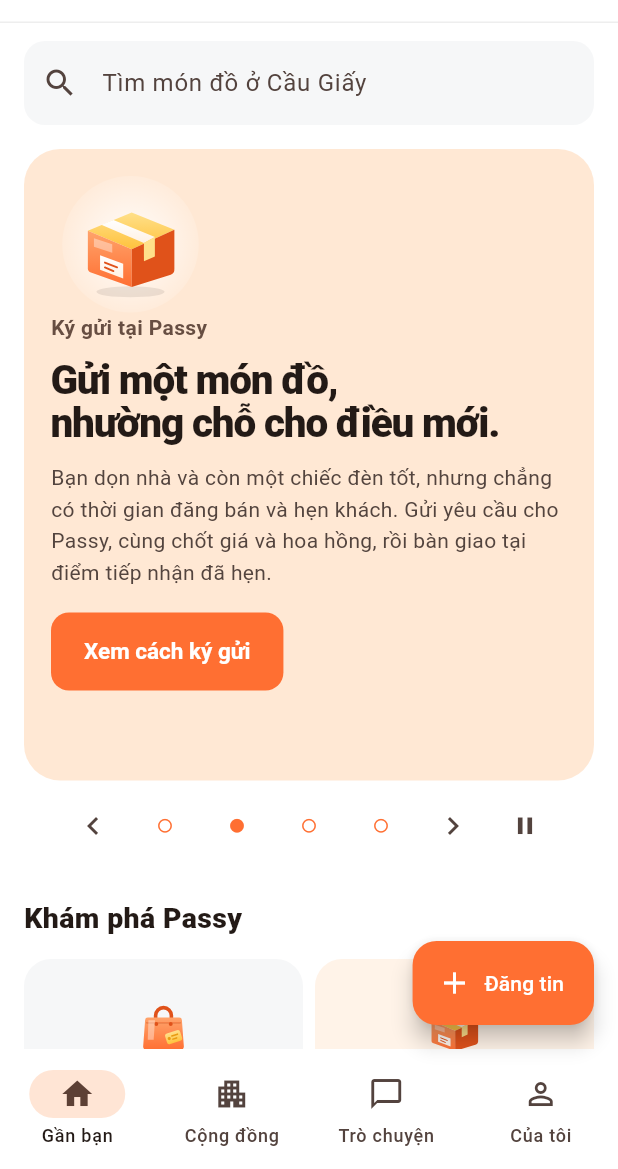
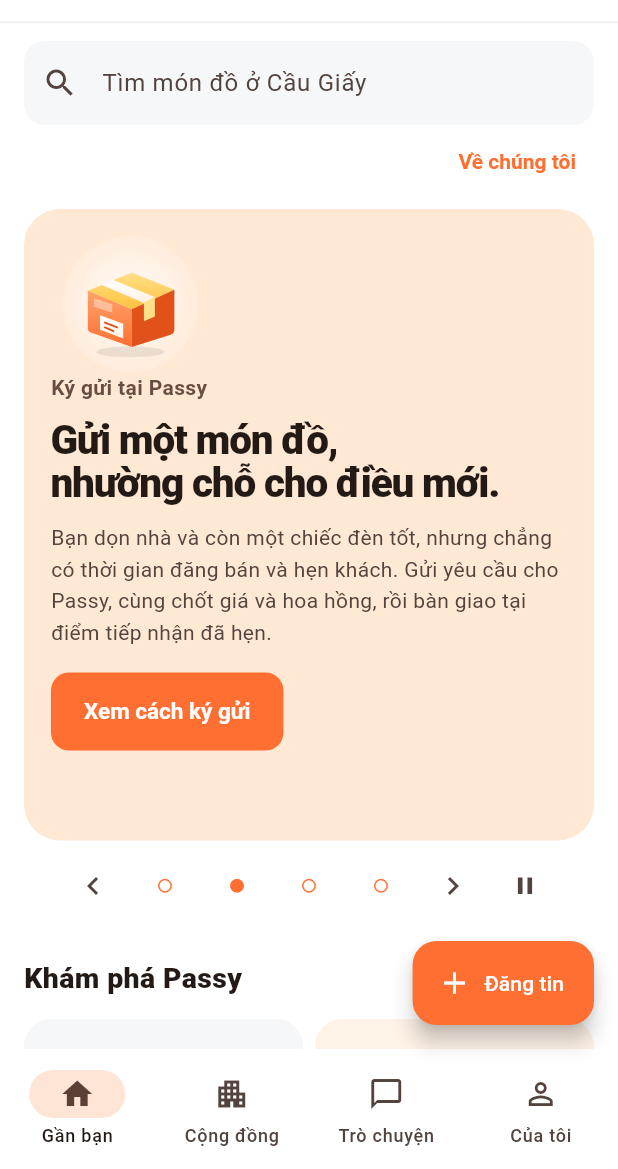
Before and after one commit to ngockhanhyp/cho-gan, a Flutter app: the screen it shows after launch, item 2 of the bottom bar chosen, on a phone screen of 412 x 824 dp, the part 67-1236 px from its top. Run offline on Flutter 3.47's test engine with Material 3 defaults, Android fonts, the phone set to English and light mode, and no system bars; our stand-ins replace flutter_map, flutter_svg, geolocator, image_picker, latlong2, shared_preferences and 1 more; accounts and stored records are empty.

Commit message:
Add visible About us links to the Passy story

```diff
--- a/lib/cloud_app.dart
+++ b/lib/cloud_app.dart
@@ -771,6 +771,10 @@ class _Home extends State<Home> {
                       areaButton(),
                       const SizedBox(width: 8),
                       navLink('Cộng đồng', 1),
+                      if (MediaQuery.sizeOf(context).width >= 1100) TextButton(
+                        onPressed: showPassyStory,
+                        child: const Text('Về chúng tôi'),
+                      ),
                       navLink(inboxUpdates.unreadCount == 0 ? 'Trò chuyện' : 'Trò chuyện (${inboxUpdates.unreadCount})', 2),
                       navLink(
                         db.auth.currentUser == null ? 'Đăng nhập' : 'Của tôi',
@@ -840,7 +844,17 @@ class _Home extends State<Home> {
                 child: Column(
                   crossAxisAlignment: CrossAxisAlignment.start,
                   children: [
-                    if (!wide) ...[searchBox(), const SizedBox(height: 16)],
+                    if (!wide) ...[
+                      searchBox(),
+                      Align(
+                        alignment: Alignment.centerRight,
+                        child: TextButton(
+                          onPressed: showPassyStory,
+                          child: const Text('Về chúng tôi'),
+                        ),
+                      ),
+                      const SizedBox(height: 8),
+                    ],
                     if (search.isEmpty) ...[
                       PassyStoryCarousel(
                         onAction: exploreChapter,
@@ -1346,7 +1360,7 @@ class _Home extends State<Home> {
                     link('Mua bán đồ cũ', () => browse('Tất cả')),
                     link('Quyên góp', () => exploreChapter(2)),
                     link('Cộng đồng', () => go(1)),
-                    link('Câu chuyện Passy', showPassyStory),
+                    link('Về chúng tôi', showPassyStory),
                     link('Trò chuyện', () => go(2)),
                   ]),
                   col('Hỗ trợ', [
```
